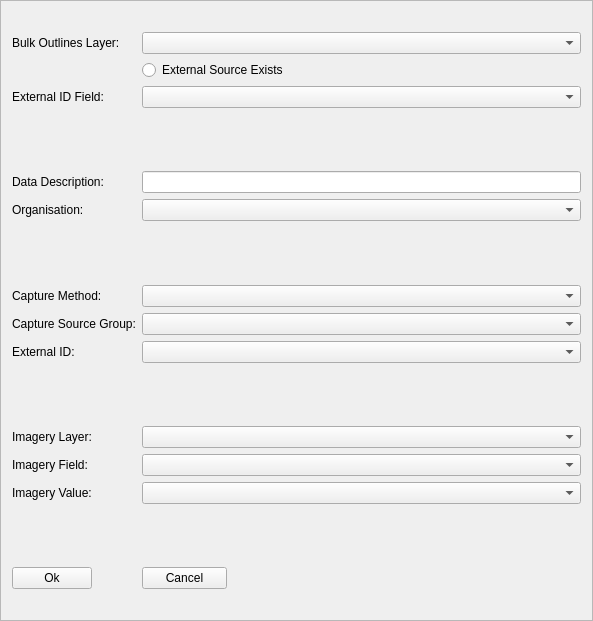
Qt form buildings/gui/bulk_load_outlines.ui (linz/nz-buildings) before a commit.
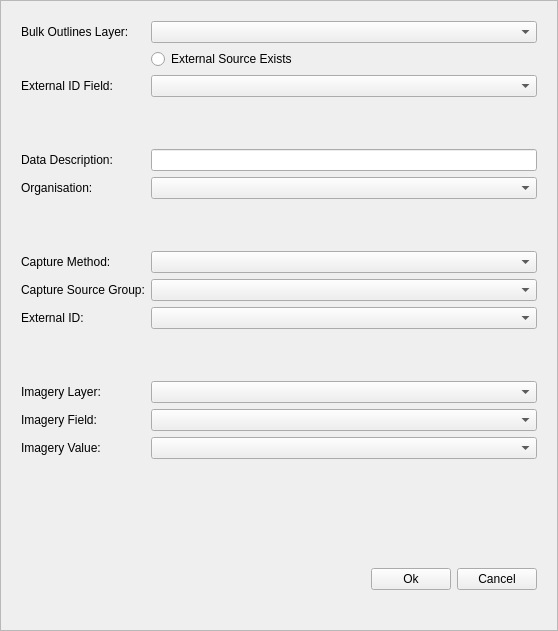
The same form after that commit. Custom widgets are drawn as their Qt base class.

Commit message:
UI changes, allows user to add new outlines to bulk_load and production
2 bugs remain to be fixed, related to the buildings plugin layer registry

The edit to the form file:
```diff
--- a/buildings/gui/bulk_load_outlines.ui
+++ b/buildings/gui/bulk_load_outlines.ui
@@ -6,8 +6,8 @@
    <rect>
     <x>0</x>
     <y>0</y>
-    <width>593</width>
-    <height>621</height>
+    <width>558</width>
+    <height>631</height>
    </rect>
   </property>
   <property name="windowTitle">
@@ -19,45 +19,38 @@
   <property name="frameShadow">
    <enum>QFrame::Raised</enum>
   </property>
+  <layout class="QFormLayout" name="formLayout_2">
+   <item row="0" column="0" colspan="2">
+    <widget class="QWidget" name="widget" native="true">
   <layout class="QFormLayout" name="formLayout">
-   <property name="fieldGrowthPolicy">
-    <enum>QFormLayout::AllNonFixedFieldsGrow</enum>
-   </property>
    <item row="0" column="0">
-    <widget class="QLabel" name="label">
-     <property name="text">
-      <string/>
-     </property>
-    </widget>
-   </item>
-   <item row="1" column="0">
     <widget class="QLabel" name="lb_outlines">
      <property name="text">
       <string>Bulk Outlines Layer:</string>
      </property>
     </widget>
    </item>
-   <item row="1" column="1">
+      <item row="0" column="1">
     <widget class="QgsMapLayerComboBox" name="ml_outlines_layer"/>
    </item>
-   <item row="2" column="1">
+      <item row="1" column="1">
     <widget class="QRadioButton" name="rad_external_source">
      <property name="text">
       <string>External Source Exists</string>
      </property>
     </widget>
    </item>
-   <item row="4" column="0">
+      <item row="2" column="0">
     <widget class="QLabel" name="lb_external_id">
      <property name="text">
       <string>External ID Field:</string>
      </property>
     </widget>
    </item>
-   <item row="4" column="1">
+      <item row="2" column="1">
     <widget class="QgsFieldComboBox" name="fcb_external_id"/>
    </item>
-   <item row="5" column="0">
+      <item row="3" column="0">
     <spacer name="verticalSpacer">
      <property name="orientation">
       <enum>Qt::Vertical</enum>
@@ -70,27 +63,27 @@
      </property>
     </spacer>
    </item>
-   <item row="6" column="0">
+      <item row="4" column="0">
     <widget class="QLabel" name="lb_data_desc">
      <property name="text">
       <string>Data Description:</string>
      </property>
     </widget>
    </item>
-   <item row="6" column="1">
+      <item row="4" column="1">
     <widget class="QLineEdit" name="le_data_description"/>
    </item>
-   <item row="7" column="0">
+      <item row="5" column="0">
     <widget class="QLabel" name="lb_organisation">
      <property name="text">
       <string>Organisation:</string>
      </property>
     </widget>
    </item>
-   <item row="7" column="1">
+      <item row="5" column="1">
     <widget class="QComboBox" name="cmb_organisation"/>
    </item>
-   <item row="8" column="0">
+      <item row="6" column="0">
     <spacer name="verticalSpacer_2">
      <property name="orientation">
       <enum>Qt::Vertical</enum>
@@ -103,37 +96,37 @@
      </property>
     </spacer>
    </item>
-   <item row="9" column="0">
+      <item row="7" column="0">
     <widget class="QLabel" name="lb_capture_method">
      <property name="text">
       <string>Capture Method:</string>
      </property>
     </widget>
    </item>
-   <item row="9" column="1">
+      <item row="7" column="1">
     <widget class="QComboBox" name="cmb_capture_method"/>
    </item>
-   <item row="10" column="0">
+      <item row="8" column="0">
     <widget class="QLabel" name="lb_capture_src_grp">
      <property name="text">
       <string>Capture Source Group:</string>
      </property>
     </widget>
    </item>
-   <item row="10" column="1">
+      <item row="8" column="1">
     <widget class="QComboBox" name="cmb_capture_src_grp"/>
    </item>
-   <item row="11" column="0">
+      <item row="9" column="0">
     <widget class="QLabel" name="lb_external_id_2">
      <property name="text">
       <string>External ID:</string>
      </property>
     </widget>
    </item>
-   <item row="11" column="1">
+      <item row="9" column="1">
     <widget class="QComboBox" name="cmb_external_id"/>
    </item>
-   <item row="12" column="0">
+      <item row="10" column="0">
     <spacer name="verticalSpacer_3">
      <property name="orientation">
       <enum>Qt::Vertical</enum>
@@ -146,57 +139,56 @@
      </property>
     </spacer>
    </item>
-   <item row="13" column="0">
+      <item row="11" column="0">
     <widget class="QLabel" name="lb_imagery">
      <property name="text">
       <string>Imagery Layer:</string>
      </property>
     </widget>
    </item>
-   <item row="13" column="1">
+      <item row="11" column="1">
     <widget class="QgsMapLayerComboBox" name="mcb_imagery_layer"/>
    </item>
-   <item row="14" column="0">
+      <item row="12" column="0">
     <widget class="QLabel" name="lb_imagery_field">
      <property name="text">
       <string>Imagery Field:</string>
      </property>
     </widget>
    </item>
-   <item row="14" column="1">
+      <item row="12" column="1">
     <widget class="QgsFieldComboBox" name="fcb_imagery_field"/>
    </item>
-   <item row="15" column="0">
+      <item row="13" column="0">
     <widget class="QLabel" name="lb_imagery_value">
      <property name="text">
       <string>Imagery Value:</string>
      </property>
     </widget>
    </item>
-   <item row="15" column="1">
+      <item row="13" column="1">
     <widget class="QComboBox" name="cmb_imagery"/>
    </item>
-   <item row="16" column="0">
-    <spacer name="verticalSpacer_4">
+     </layout>
+    </widget>
+   </item>
+   <item row="2" column="1">
+    <widget class="QWidget" name="widget_2" native="true">
+     <layout class="QHBoxLayout" name="horizontalLayout">
+      <item>
+       <spacer name="horizontalSpacer">
      <property name="orientation">
-      <enum>Qt::Vertical</enum>
+         <enum>Qt::Horizontal</enum>
      </property>
      <property name="sizeHint" stdset="0">
       <size>
-       <width>20</width>
-       <height>40</height>
+          <width>40</width>
+          <height>20</height>
       </size>
      </property>
     </spacer>
    </item>
-   <item row="25" column="0">
-    <widget class="QLabel" name="label_3">
-     <property name="text">
-      <string/>
-     </property>
-    </widget>
-   </item>
-   <item row="17" column="0">
+      <item>
     <widget class="QPushButton" name="btn_ok">
      <property name="maximumSize">
       <size>
@@ -209,7 +201,7 @@
      </property>
     </widget>
    </item>
-   <item row="17" column="1">
+      <item>
     <widget class="QPushButton" name="btn_cancel">
      <property name="maximumSize">
       <size>
@@ -223,6 +215,42 @@
     </widget>
    </item>
   </layout>
+    </widget>
+   </item>
+   <item row="3" column="0">
+    <widget class="QLabel" name="label_3">
+     <property name="text">
+      <string/>
+     </property>
+    </widget>
+   </item>
+   <item row="1" column="1">
+    <spacer name="verticalSpacer_4">
+     <property name="orientation">
+      <enum>Qt::Vertical</enum>
+     </property>
+     <property name="sizeHint" stdset="0">
+      <size>
+       <width>20</width>
+       <height>40</height>
+      </size>
+     </property>
+    </spacer>
+   </item>
+  </layout>
+  <widget class="QLabel" name="label">
+   <property name="geometry">
+    <rect>
+     <x>10</x>
+     <y>10</y>
+     <width>16</width>
+     <height>17</height>
+    </rect>
+   </property>
+   <property name="text">
+    <string/>
+   </property>
+  </widget>
  </widget>
  <customwidgets>
   <customwidget>
```
Lines whose indentation alone changed are shown as unchanged. The commit also changes 14 other files.
